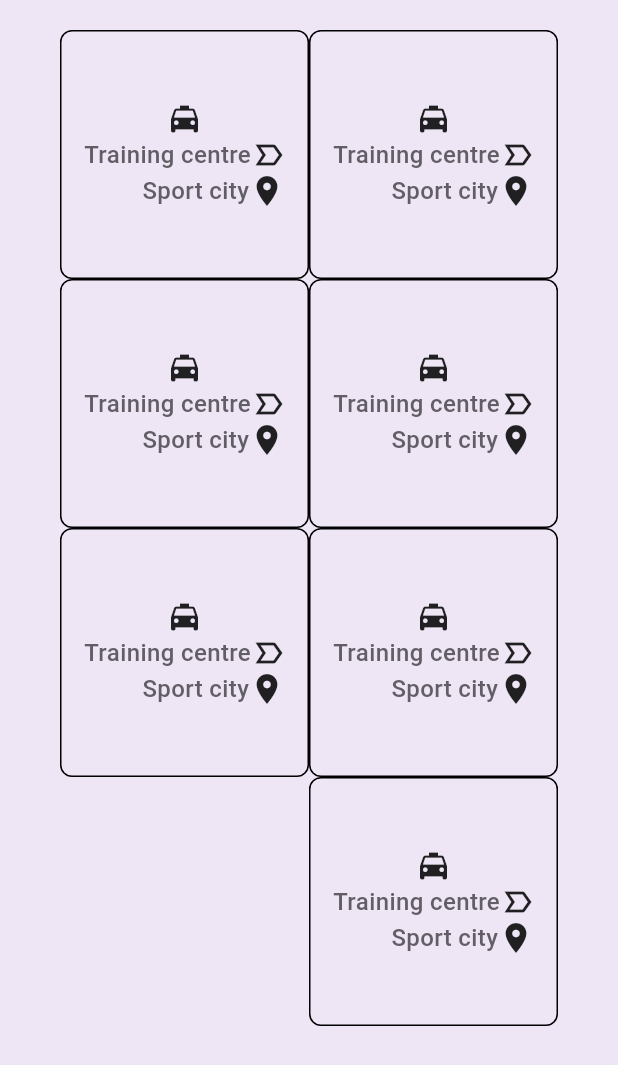
After one commit to NaserAlomosh/jo_driving_license, a Flutter app: the CarOfficesView screen opened directly, on a phone screen of 412 x 824 dp. The commit adds this screen. Shown: the top 1065 px of the screen. Run offline on Flutter 3.47's test engine with Material 3 defaults, Android fonts, the phone set to English and light mode, and no system bars; our stand-ins replace awesome_bottom_bar, cached_network_image, cloud_firestore, easy_localization, firebase_auth, firebase_core and 8 more; missing offline and left inert: encrypt; accounts and stored records are empty; Roboto replaces fonts that are missing (SF Pro Display); project files that could hold a hidden picture were left out.

Commit message:
add CarOfficesView

```diff
--- a/lib/features/botton_nav_bar/botton_nav_bar.dart
+++ b/lib/features/botton_nav_bar/botton_nav_bar.dart
@@ -4,6 +4,7 @@ import 'package:easy_localization/easy_localization.dart';
 import 'package:flutter/material.dart';
 import 'package:flutter_screenutil/flutter_screenutil.dart';
 import 'package:jo_driving_license/core/widgets/general/custom_text.dart';
+import 'package:jo_driving_license/features/car_offices/view/car_ofifces_view.dart';
 import 'package:jo_driving_license/features/favorite/view/favorite_view.dart';
 import 'package:jo_driving_license/features/home/view/home_view.dart';
 import 'package:jo_driving_license/features/profile/view/profile_view.dart';
@@ -26,7 +27,7 @@ class BottomNavBarAppState extends State<BottomNavBarApp> {
   List<Widget> screens = [
     const HomeView(),
     const FavoriteView(),
-    // const FavoriteView(),
+    const CarOfficesView(),
     const ProfileView(),
   ];
   @override
@@ -42,6 +43,10 @@ class BottomNavBarAppState extends State<BottomNavBarApp> {
     ),
     const TabItem(
       icon: Icons.favorite,
+      // title: tr('favourite'),
+    ),
+    const TabItem(
+      icon: Icons.local_taxi,
       // title: tr('favourite'),
     ),
     const TabItem(
--- a/lib/features/botton_nav_bar/widgets/app_drawer.dart
+++ b/lib/features/botton_nav_bar/widgets/app_drawer.dart
@@ -3,7 +3,6 @@ import 'package:flutter/material.dart';
 import 'package:flutter_screenutil/flutter_screenutil.dart';
 import 'package:jo_driving_license/core/helper/extensions.dart';
 import 'package:jo_driving_license/core/widgets/general/custom_text.dart';
-import 'package:jo_driving_license/features/profile/view/profile_view.dart';
 
 class AppDrawer extends StatelessWidget {
   const AppDrawer({super.key});
--- /dev/null
+++ b/lib/features/car_offices/view/car_ofifces_view.dart
@@ -0,0 +1,68 @@
+import 'package:flutter/material.dart';
+import 'package:flutter_screenutil/flutter_screenutil.dart';
+import 'package:jo_driving_license/core/constants/dimentions.dart';
+import 'package:jo_driving_license/core/widgets/general/custom_text.dart';
+
+class CarOfficesView extends StatelessWidget {
+  const CarOfficesView({super.key});
+
+  @override
+  Widget build(BuildContext context) {
+    return Scaffold(
+      body: Padding(
+        padding: EdgeInsets.symmetric(
+          horizontal: GeneralConst.horizontalPadding,
+          vertical: 20.h,
+        ),
+        child: GridView.builder(
+          itemCount: 7,
+          gridDelegate: const SliverGridDelegateWithFixedCrossAxisCount(
+            crossAxisCount: 2,
+          ),
+          itemBuilder: (context, index) {
+            return CarOfficeItem();
+          },
+        ),
+      ),
+    );
+  }
+}
+
+class CarOfficeItem extends StatelessWidget {
+  const CarOfficeItem({super.key});
+
+  @override
+  Widget build(BuildContext context) {
+    return Container(
+      padding: EdgeInsets.symmetric(horizontal: 15.w),
+      decoration: BoxDecoration(
+        border: Border.all(),
+        borderRadius: BorderRadius.circular(8),
+      ),
+      child: Column(
+        mainAxisAlignment: MainAxisAlignment.center,
+        children: [
+          const Icon(Icons.local_taxi),
+          Row(
+            children: [
+              const Icon(Icons.label_important_outline),
+              CustomText(
+                text: 'Training centre',
+                color: Theme.of(context).colorScheme.onBackground,
+              ),
+            ],
+          ),
+          Row(
+            children: [
+              const Icon(Icons.location_on),
+              CustomText(
+                text: 'Sport city',
+                color: Theme.of(context).colorScheme.onBackground,
+              ),
+            ],
+          ),
+        ],
+      ),
+    );
+  }
+}
```
